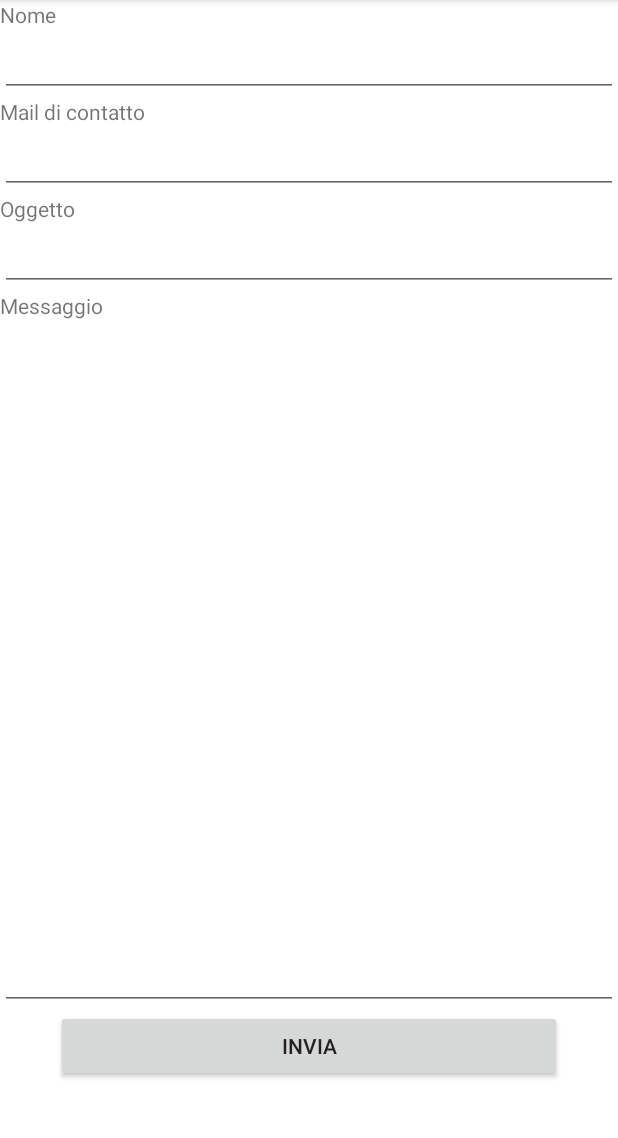
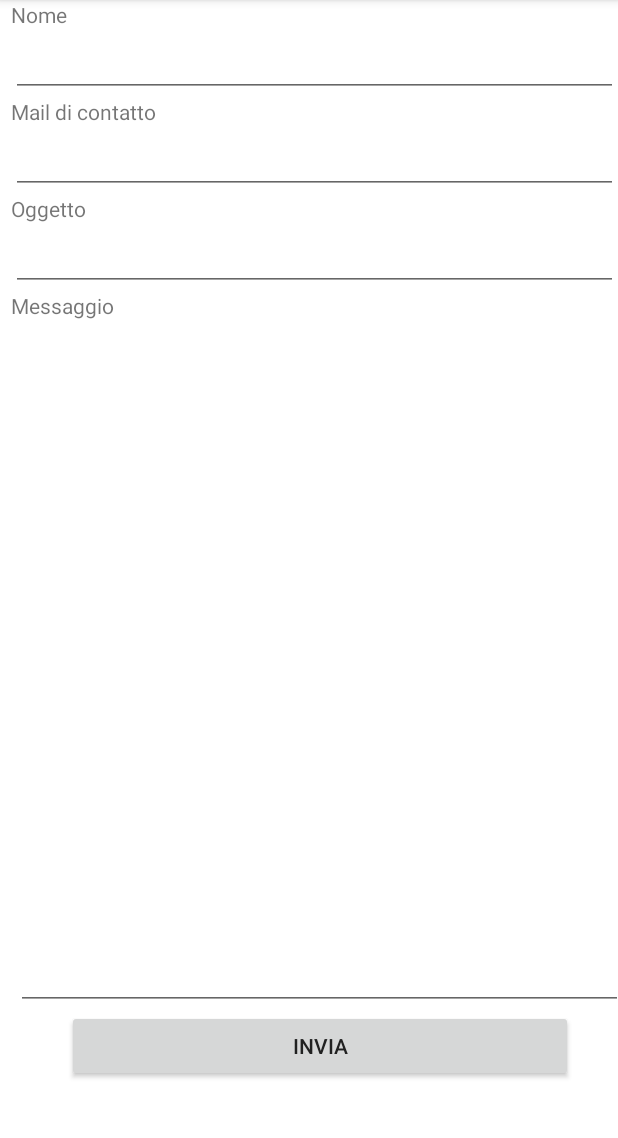
Before and after one commit to RoSSiFuMi1988/AsApp, an Android app: the fragment ContactPageFragment placed in its activity, on a phone screen of 412 x 824 dp, the part 84-1222 px from its top. Run offline under Robolectric (Android 15) with nearby library versions, the phone set to English and light mode, and no system bars.

Commit message:
addedd some padding to the interface

```diff
--- a/app/src/main/res/layout/contact_fragment.xml
+++ b/app/src/main/res/layout/contact_fragment.xml
@@ -5,27 +5,58 @@
               android:layout_height="match_parent" android:weightSum="1" style="@style/AppTheme" android:background="@color/white">
 
     <TextView
-            android:layout_width="wrap_content"
+            android:layout_marginLeft="7dp"
+            android:paddingRight="7dp"
+            android:layout_width="366dp"
             android:layout_height="wrap_content"
             android:text="Nome"
-            android:id="@+id/TextViewName" android:layout_gravity="center_horizontal|left"/>
+            android:id="@+id/TextViewName"
+            android:layout_gravity="center_horizontal|left"/>
     <EditText
+            android:layout_marginLeft="7dp"
             android:layout_width="match_parent"
             android:layout_height="wrap_content"
             android:id="@+id/editTextName"/>
-    <TextView android:layout_width="wrap_content" android:layout_height="wrap_content" android:text="Mail di contatto"
-              android:id="@+id/textViewMail" android:layout_gravity="left"/>
-    <EditText android:layout_width="match_parent" android:layout_height="wrap_content" android:id="@+id/editTextMail"/>
-    <TextView android:layout_width="wrap_content" android:layout_height="wrap_content" android:text="Oggetto"
-              android:id="@+id/textViewSubject" android:layout_gravity="left"/>
-    <EditText android:layout_width="match_parent" android:layout_height="wrap_content" android:id="@+id/editTextSubject"/>
-    <TextView android:layout_width="wrap_content" android:layout_height="wrap_content" android:text="Messaggio"
-              android:id="@+id/textViewMessage" android:layout_gravity="left"/>
+    <TextView
+            android:layout_marginLeft="7dp"
+            android:layout_width="wrap_content"
+            android:layout_height="wrap_content"
+            android:text="Mail di contatto"
+            android:id="@+id/textViewMail"
+            android:layout_gravity="left"/>
     <EditText
+            android:layout_marginLeft="7dp"
             android:layout_width="match_parent"
             android:layout_height="wrap_content"
-            android:id="@+id/editTextMessage" android:layout_gravity="center_horizontal" android:layout_weight="0.90"/>
+            android:id="@+id/editTextMail"/>
+    <TextView
+            android:layout_marginLeft="7dp"
+            android:layout_width="wrap_content"
+            android:layout_height="wrap_content"
+            android:text="Oggetto"
+            android:id="@+id/textViewSubject"
+            android:layout_gravity="left"/>
+    <EditText
+            android:layout_marginLeft="7dp"
+            android:layout_width="match_parent"
+            android:layout_height="wrap_content"
+            android:id="@+id/editTextSubject"/>
+    <TextView
+            android:layout_marginLeft="7dp"
+            android:layout_width="wrap_content"
+            android:layout_height="wrap_content"
+            android:text="Messaggio"
+            android:id="@+id/textViewMessage"
+            android:layout_gravity="left"/>
+    <EditText
+            android:layout_marginLeft="7dp"
+            android:layout_width="match_parent"
+            android:layout_height="wrap_content"
+            android:id="@+id/editTextMessage"
+            android:layout_gravity="center_horizontal"
+            android:layout_weight="0.90"/>
     <Button
+            android:layout_marginLeft="7dp"
             android:layout_width="337dp"
             android:layout_height="wrap_content"
             android:text="Invia"
--- a/app/src/main/res/layout/open_ticket_fragment.xml
+++ b/app/src/main/res/layout/open_ticket_fragment.xml
@@ -5,23 +5,35 @@
     android:layout_height="match_parent" android:weightSum="1" style="@style/AppTheme" android:background="@color/white">
 
     <TextView
-        android:layout_width="wrap_content"
+        android:layout_marginLeft="7dp"
+        android:layout_width="366dp"
         android:layout_height="wrap_content"
         android:text="Partita Iva azienda / numero contratto assistenza"
-        android:id="@+id/TextViewId" android:layout_gravity="center_horizontal|left"/>
+        android:id="@+id/TextViewId"
+        android:layout_gravity="center_horizontal|left"/>
     <EditText
-        android:layout_width="match_parent"
+        android:layout_marginLeft="7dp"
+        android:layout_width="366dp"
         android:layout_height="wrap_content"
         android:id="@+id/editTextId"/>
-    <TextView android:layout_width="wrap_content" android:layout_height="wrap_content" android:text="Messaggio apertura ticket intervento"
-        android:id="@+id/textViewMessage" android:layout_gravity="left"/>
+    <TextView
+        android:layout_marginLeft="7dp"
+        android:layout_width="366dp"
+        android:layout_height="wrap_content"
+        android:text="Messaggio apertura ticket intervento"
+        android:id="@+id/textViewMessage"
+        android:layout_gravity="left"/>
     <EditText
-        android:layout_width="match_parent"
+        android:layout_marginLeft="7dp"
+        android:layout_width="366dp"
         android:layout_height="wrap_content"
-        android:id="@+id/editTextMessage" android:layout_gravity="center_horizontal" android:layout_weight="0.90"/>
+        android:id="@+id/editTextMessage"
+        android:layout_weight="0.70" />
     <Button
+        android:layout_marginLeft="7dp"
         android:layout_width="337dp"
         android:layout_height="wrap_content"
         android:text="Apri ticket"
-        android:id="@+id/buttonSubmit" android:layout_gravity="center_horizontal"/>
+        android:id="@+id/buttonSubmit"
+        android:layout_gravity="center_horizontal"/>
 </LinearLayout>
```
